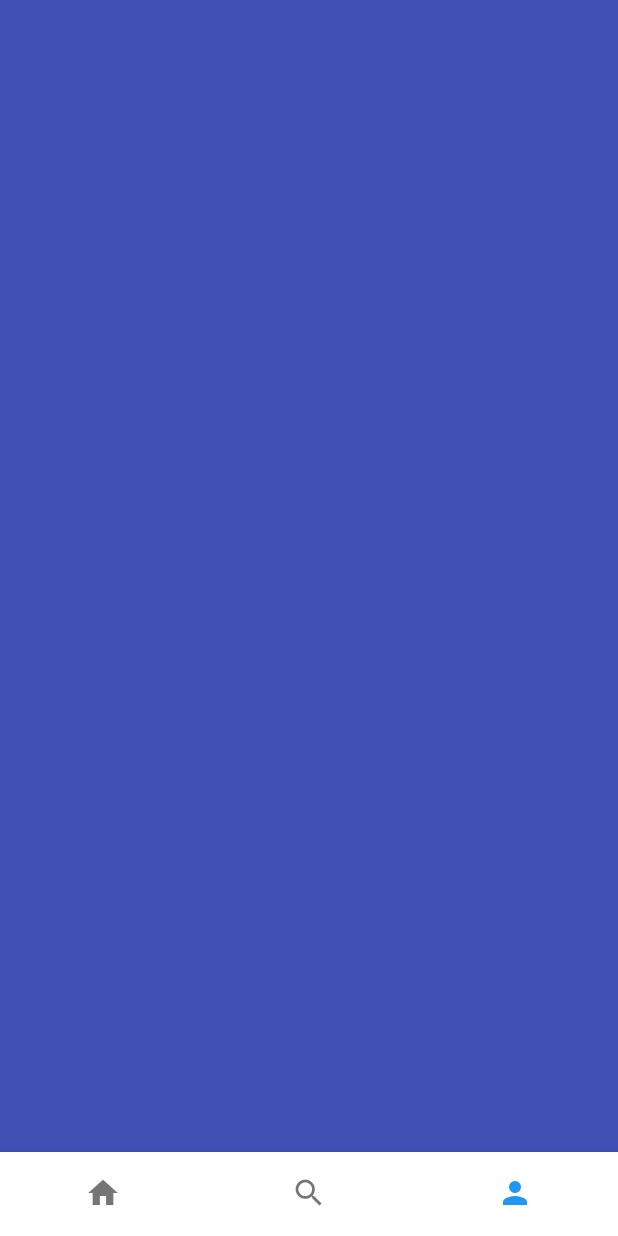
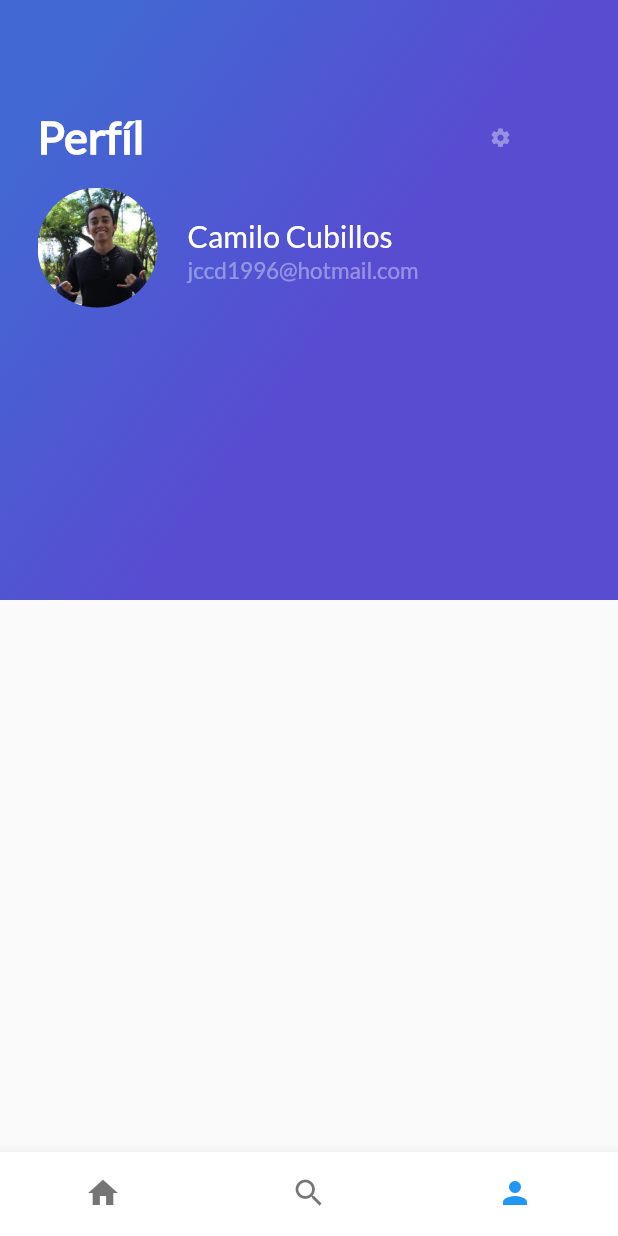
Before and after one commit to jccd1996/trips_tolima, a Flutter app: the screen it shows after launch, item 3 of the bottom bar chosen, on a phone screen of 412 x 824 dp. Run offline on Flutter 3.47's test engine with Material 2 defaults, Android fonts, the phone set to English and light mode, and no system bars; missing offline and left inert: dart:ffi.

Commit message:
Added, user info in profile bottom nav

```diff
--- /dev/null
+++ b/lib/gradient_profile.dart
@@ -0,0 +1,62 @@
+import 'package:flutter/material.dart';
+
+class GradientProfile extends StatelessWidget{
+  String title = "Perfíl";
+  GradientProfile(this.title);
+
+  @override
+  Widget build(BuildContext context) {
+
+    final profile = Container(
+        margin: EdgeInsets.only(left: 25.0),
+       child: Text(
+         title,
+          style: TextStyle(
+              color: Colors.white,
+              fontSize: 30.0,
+              fontFamily: "Lato",
+              fontWeight: FontWeight.bold
+          ),
+        )
+    );
+
+
+
+    final iconSettings = Container(
+      margin: EdgeInsets.only(
+        top: 2, left: 230.0),
+      child: Icon(
+        Icons.settings,
+        color: Colors.white38,
+        size: 15.0,
+      ),
+    );
+
+    final userDetail = Row(
+      children: <Widget>[
+        profile,
+        iconSettings
+      ],
+    );
+
+    return Container(
+      height: 400.0,
+      decoration: BoxDecoration(
+          gradient: LinearGradient(
+              colors: [
+                Color(0xFF4268D3),
+                Color(0xFF584CD1),
+              ],
+              begin: FractionalOffset(0.2,0.0),
+              end: FractionalOffset(1.0,0.6),
+              stops: [0.0, 0.6],
+              tileMode: TileMode.clamp
+          )
+      ),
+
+      child: userDetail,
+
+      alignment: Alignment(-0.80,-0.6),
+    );
+  }
+}
--- /dev/null
+++ b/lib/header_profile.dart
@@ -0,0 +1,17 @@
+import 'package:flutter/material.dart';
+import 'package:trips_tolima/gradient_profile.dart';
+import 'package:trips_tolima/info_profile.dart';
+
+class HeaderProfile extends StatelessWidget{
+
+  @override
+  Widget build(BuildContext context) {
+    return Stack(
+      children: <Widget>[
+        GradientProfile("Perfíl"),
+        InfoProfile()
+      ],
+    );
+  }
+
+}
--- /dev/null
+++ b/lib/info_profile.dart
@@ -0,0 +1,85 @@
+import 'dart:ffi';
+
+import 'package:flutter/material.dart';
+
+
+class InfoProfile extends StatelessWidget{
+  String pathImage = "assets/img/user.png";
+  String name = "Camilo Cubillos";
+  String email = "jccd1996@hotmail.com";
+  double marginTopPhoto = 125.0;
+
+  @override
+  Widget build(BuildContext context) {
+    var marginTopInfoUser = (marginTopPhoto + 20);
+
+    final userName = Container(
+      margin: EdgeInsets.only(
+          top: marginTopInfoUser,
+          left: 20.0
+      ),
+
+      child: Text(
+        name,
+        textAlign: TextAlign.left,
+        style: TextStyle(
+            fontSize: 20.0,
+            fontFamily: "Lato",
+            color: Colors.white
+        ),
+      ),
+    );
+
+    final userEmail = Container(
+      margin: EdgeInsets.only(
+        top: 2,
+          left: 20.0
+      ),
+
+      child: Text(
+        email,
+        textAlign: TextAlign.left,
+        style: TextStyle(
+            fontSize: 15.0,
+            fontFamily: "Lato",
+            color: Colors.white38
+        ),
+      ),
+    );
+
+    final photo = Container(
+
+      margin: EdgeInsets.only(
+          top: marginTopPhoto,
+          left: 25.0
+      ),
+      width: 80.0,
+      height: 80.0,
+
+      decoration: BoxDecoration(
+          shape: BoxShape.circle,
+          image: DecorationImage(
+              fit:BoxFit.cover,
+              image: AssetImage(pathImage)
+          )
+      ),
+    );
+
+    final userDetail = Column(
+
+      crossAxisAlignment: CrossAxisAlignment.start,
+      children: <Widget>[
+        userName,
+        userEmail,
+      ],
+    );
+    return Row(
+      crossAxisAlignment: CrossAxisAlignment.start,
+      children: <Widget>[
+        photo,
+        userDetail,
+      ],
+    );
+  }
+
+}
--- a/lib/platzi_trips.dart
+++ b/lib/platzi_trips.dart
@@ -7,7 +7,6 @@ import 'package:trips_tolima/search_trips.dart';
 class PlatziTrips extends StatefulWidget {
   @override
   State<StatefulWidget> createState() {
-    // TODO: implement createState
     return _PlatziTrips();
   }
 }
--- a/lib/profile_trips.dart
+++ b/lib/profile_trips.dart
@@ -1,5 +1,5 @@
 import 'package:flutter/material.dart';
-
+import 'package:trips_tolima/header_profile.dart';
 
 class ProfileTrips extends StatelessWidget{
 
@@ -7,8 +7,10 @@ class ProfileTrips extends StatelessWidget{
   @override
   Widget build(BuildContext context) {
     // TODO: implement build
-    return Container(
-      color: Colors.indigo,
+    return Stack(
+      children: <Widget>[
+        HeaderProfile()
+      ],
     );
   }
 
```
